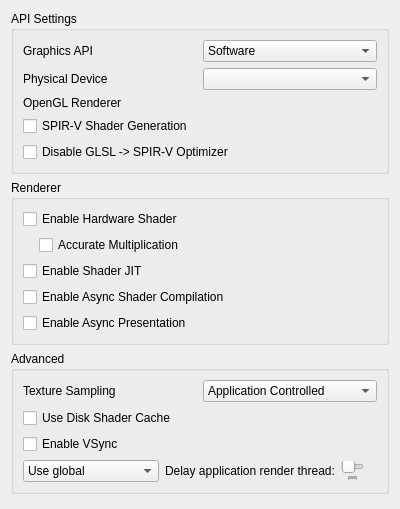
First picture: the form in src/citra_qt/configuration/configure_graphics.ui, repository amwatson/CitraVR, before the edit.
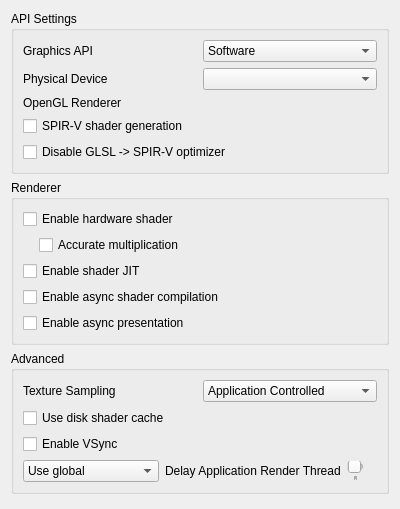
Second picture: the form after the edit.

Diff of the .ui file:
```diff
--- a/src/citra_qt/configuration/configure_graphics.ui
+++ b/src/citra_qt/configuration/configure_graphics.ui
@@ -132,14 +132,14 @@
       <item>
        <widget class="QCheckBox" name="spirv_shader_gen">
         <property name="text">
-         <string>SPIR-V Shader Generation</string>
+         <string>SPIR-V shader generation</string>
         </property>
        </widget>
       </item>
       <item>
        <widget class="QCheckBox" name="disable_spirv_optimizer">
         <property name="text">
-         <string>Disable GLSL -> SPIR-V Optimizer</string>
+         <string>Disable GLSL -> SPIR-V optimizer</string>
         </property>
         <property name="toolTip">
          <string>&lt;html&gt;&lt;head/&gt;&lt;body&gt;&lt;p&gt;Disables the SPIR-V optimization pass, reducing stuttering considerably while barely affecting performance.&lt;/p&gt;&lt;/body&gt;&lt;/html&gt;</string>
@@ -176,7 +176,7 @@
             <string>&lt;html&gt;&lt;head/&gt;&lt;body&gt;&lt;p&gt;Use the selected graphics API to accelerate shader emulation.&lt;/p&gt;&lt;p&gt;Requires a relatively powerful GPU for better performance.&lt;/p&gt;&lt;/body&gt;&lt;/html&gt;</string>
            </property>
            <property name="text">
-            <string>Enable Hardware Shader</string>
+            <string>Enable hardware shader</string>
            </property>
           </widget>
          </item>
@@ -201,7 +201,7 @@
                <string>&lt;html&gt;&lt;head/&gt;&lt;body&gt;&lt;p&gt;Correctly handle all edge cases in multiplication operation in shaders. &lt;/p&gt;&lt;p&gt;Some applications requires this to be enabled for the hardware shader to render properly.&lt;/p&gt;&lt;p&gt;However this would reduce performance in most applications.&lt;/p&gt;&lt;/body&gt;&lt;/html&gt;</string>
               </property>
               <property name="text">
-               <string>Accurate Multiplication</string>
+               <string>Accurate multiplication</string>
               </property>
              </widget>
             </item>
@@ -217,7 +217,7 @@
          <string>&lt;html&gt;&lt;head/&gt;&lt;body&gt;&lt;p&gt;Use the JIT engine instead of the interpreter for software shader emulation. &lt;/p&gt;&lt;p&gt;Enable this for better performance.&lt;/p&gt;&lt;/body&gt;&lt;/html&gt;</string>
         </property>
         <property name="text">
-         <string>Enable Shader JIT</string>
+         <string>Enable shader JIT</string>
         </property>
        </widget>
       </item>
@@ -227,7 +227,7 @@
          <string>&lt;html&gt;&lt;head/&gt;&lt;body&gt;&lt;p&gt;Compile shaders using background threads to avoid shader compilation stutter. Expect temporary graphical glitches&lt;/p&gt;&lt;/body&gt;&lt;/html&gt;</string>
         </property>
         <property name="text">
-         <string>Enable Async Shader Compilation</string>
+         <string>Enable async shader compilation</string>
         </property>
        </widget>
       </item>
@@ -237,7 +237,7 @@
          <string>&lt;html&gt;&lt;head/&gt;&lt;body&gt;&lt;p&gt;Perform presentation on separate threads. Improves performance when using Vulkan in most applications.&lt;/p&gt;&lt;/body&gt;&lt;/html&gt;</string>
         </property>
         <property name="text">
-         <string>Enable Async Presentation</string>
+         <string>Enable async presentation</string>
         </property>
        </widget>
       </item>
@@ -303,7 +303,7 @@
          <string>&lt;html&gt;&lt;head/&gt;&lt;body&gt;&lt;p&gt;Reduce stuttering by storing and loading generated shaders to disk.&lt;/p&gt;&lt;/body&gt;&lt;/html&gt;</string>
         </property>
         <property name="text">
-         <string>Use Disk Shader Cache</string>
+         <string>Use disk shader cache</string>
         </property>
        </widget>
       </item>
@@ -349,7 +349,7 @@
             <item>
               <widget class="QLabel" name="label_delay_render">
                 <property name="text">
-                  <string>Delay application render thread:</string>
+                  <string>Delay Application Render Thread</string>
                 </property>
                 <property name="toolTip">
                   <string>&lt;html&gt;&lt;head/&gt;&lt;body&gt;&lt;p&gt;Delays the emulated application render thread the specified amount of milliseconds every time it submits render commands to the GPU.&lt;/p&gt;&lt;p&gt;Adjust this feature in the (very few) dynamic framerate applications to fix performance issues.&lt;/p&gt;&lt;/body&gt;&lt;/html&gt;</string>
```
